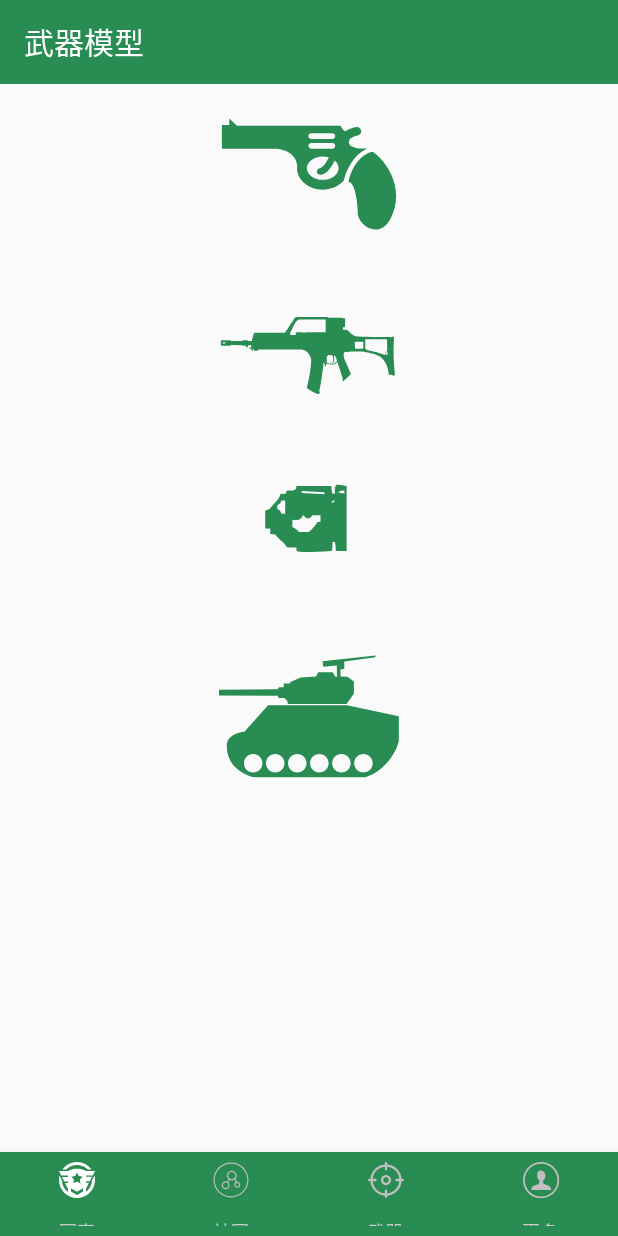
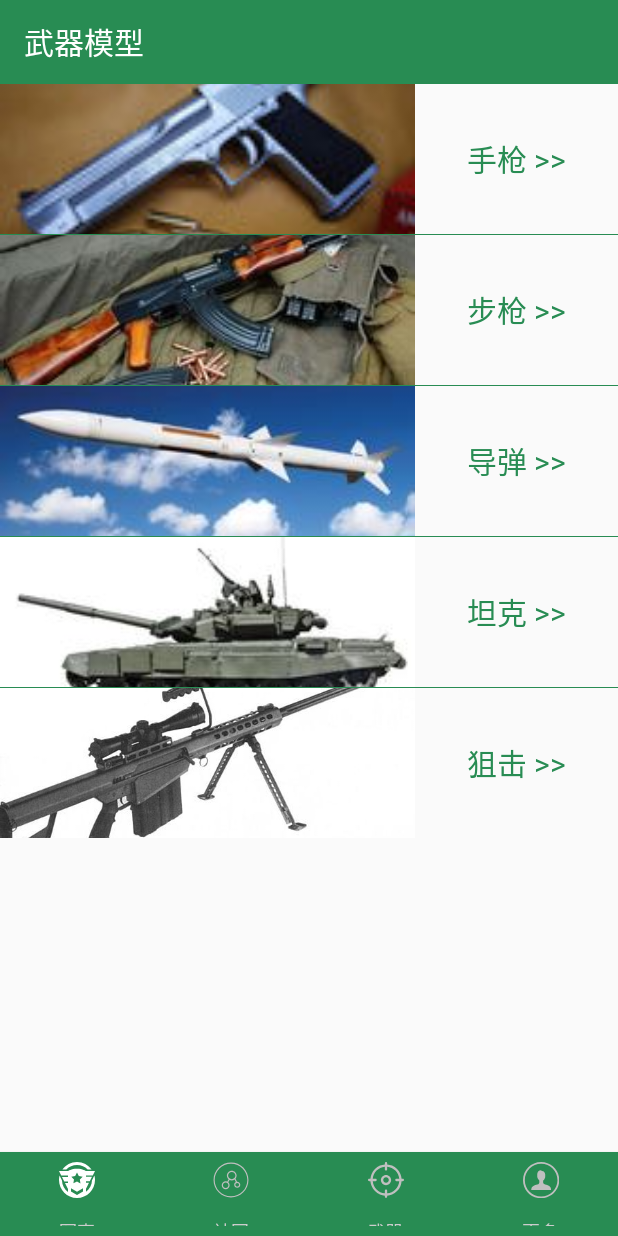
Before and after one commit to ImWaitingForU/Wutu, an Android app: the fragment WeaponFragment placed in its activity, on a phone screen of 412 x 824 dp. Run offline under Robolectric (Android 15) with nearby library versions, the phone set to English and light mode, and no system bars; our stand-ins replace ButterKnife; libraries missing offline, so code that uses them is left out: cn.bmob.v3, com.shuyu.common; 12 statements that could not run were skipped.

Commit message:
修改武器展示界面，武器列表空布局

```diff
--- a/app/src/main/AndroidManifest.xml
+++ b/app/src/main/AndroidManifest.xml
@@ -80,10 +80,8 @@
         <activity android:name=".more.UserInfoAct"/>
         <activity android:name=".more.ChangeAvatarAct"/>
         <activity android:name=".weapon.ShowWeaponActivity"/>
-        <activity android:name=".weapon.WeaponDetailActivity">
-        </activity>
-        <activity android:name=".society.SocietyIntegralDetailAct">
-        </activity>
+        <activity android:name=".weapon.WeaponDetailActivity"/>
+        <activity android:name=".society.SocietyIntegralDetailAct"/>
     </application>
 
 </manifest>
--- a/app/src/main/java/com/soldiersoul/wutu/utils/Constants.java
+++ b/app/src/main/java/com/soldiersoul/wutu/utils/Constants.java
@@ -1,8 +1,12 @@
 package com.soldiersoul.wutu.utils;
+
+import android.app.Activity;
+import android.view.View;
+import android.view.ViewGroup;
 
 /**
  * Created by Chan on 2016/12/26 0026.
- *
+ * <p>
  * 存放常量
  */
 
@@ -15,15 +19,20 @@ public class Constants {
 
     /**
      * 武器类型
-     *
      */
-    public static class WeaponType{
+    public static class WeaponType {
         public static final String SHOU_QIANG = "手枪";
         public static final String CHONG_FENG_QIANG = "冲锋枪";
         public static final String DAO_DAN = "导弹";
-        public static final String TAN_KE= "坦克";
+        public static final String TAN_KE = "坦克";
+    }
+
+    /**
+     * 获取Activity的rootView
+     */
+    public static View getRootView (Activity context) {
+        return ((ViewGroup) context.findViewById (android.R.id.content)).getChildAt (0);
     }
 
 
-
 }
--- a/app/src/main/java/com/soldiersoul/wutu/weapon/ShowWeaponActivity.java
+++ b/app/src/main/java/com/soldiersoul/wutu/weapon/ShowWeaponActivity.java
@@ -120,7 +120,6 @@ public class ShowWeaponActivity extends BaseActivity {
 
     /**
      * 根据类型做筛选
-     * todo:空页面布局，列表到底部布局
      */
     private void loadDate (String type) {
         BmobQuery<WeaponBean> query = new BmobQuery<> ();
@@ -135,6 +134,8 @@ public class ShowWeaponActivity extends BaseActivity {
 
                     if (adapter == null) {
                         adapter = new WeaponAdapter ();
+                        adapter.setEmptyView (View.inflate (ShowWeaponActivity.this, R.layout
+                                .weaponlist_empty_layout, null));
                         rvWeapon.setAdapter (adapter);
                     } else {
                         adapter.notifyDataSetChanged ();
@@ -142,6 +143,7 @@ public class ShowWeaponActivity extends BaseActivity {
 
                 } else {
                     Log.d ("Bmob", "加载武器数据失败:" + e.getMessage ());
+                    mToastUtil.toastShort ("加载数据出了点问题，请稍后再来吧~");
                 }
             }
         });
@@ -175,13 +177,13 @@ public class ShowWeaponActivity extends BaseActivity {
 
             LikeButton likeButton = baseViewHolder.getView (R.id.ivLike);
             //根据收藏情况展示不同的心形布局
-            Log.d ("Bmob","武器收藏UserBean=="+weaponBean.getUserBean ().getObjectId ());
+            Log.d ("Bmob", "武器收藏UserBean==" + weaponBean.getUserBean ().getObjectId ());
             if (weaponBean.getUserBean ().getObjectId ().equals (currentUser.getObjectId ())) {
                 likeButton.setLiked (true);
-                Log.d ("Bmob","已收藏");
+                Log.d ("Bmob", "已收藏");
             } else {
                 likeButton.setLiked (false);
-                Log.d ("Bmob","未收藏");
+                Log.d ("Bmob", "未收藏");
             }
 
             // TODO: 2017/4/27 添加武器收藏界面
--- a/app/src/main/java/com/soldiersoul/wutu/weapon/WeaponDetailActivity.java
+++ b/app/src/main/java/com/soldiersoul/wutu/weapon/WeaponDetailActivity.java
@@ -32,7 +32,6 @@ public class WeaponDetailActivity extends BaseActivity {
 
     private WeaponBean weapon;
 
-    // TODO: 2017/4/26 添加加载失败页面
     private void setData(){
         title.setText (weapon.getWeaponName ());
         country.setText ("国家:"+weapon.getCountry ());
--- a/app/src/main/java/com/soldiersoul/wutu/weapon/WeaponFragment.java
+++ b/app/src/main/java/com/soldiersoul/wutu/weapon/WeaponFragment.java
@@ -8,21 +8,30 @@ import android.view.LayoutInflater;
 import android.view.View;
 import android.view.ViewGroup;
 import android.widget.ImageView;
+import android.widget.TextView;
 
 import com.soldiersoul.wutu.R;
 
 import butterknife.BindView;
 import butterknife.ButterKnife;
 
+
 /**
  * 武器Fragment
  */
 public class WeaponFragment extends Fragment implements View.OnClickListener {
 
-    @BindView (R.id.ivPistol)  ImageView ivPistol; //手枪
-    @BindView (R.id.ivMusket)  ImageView ivMusket; //冲锋枪
-    @BindView (R.id.ivMissile)  ImageView ivMissile; //导弹
-    @BindView (R.id.ivTank)  ImageView ivTank; //坦克
+    @BindView (R.id.ivPistol) ImageView ivPistol; //手枪
+    @BindView (R.id.ivMusket) ImageView ivMusket; //冲锋枪
+    @BindView (R.id.ivMissile) ImageView ivMissile; //导弹
+    @BindView (R.id.ivTank) ImageView ivTank; //坦克
+    @BindView (R.id.ivJujiqiang) ImageView ivJuji; //狙击枪
+
+    @BindView (R.id.tvPistol) TextView tvPistol;
+    @BindView (R.id.tvMusket) TextView tvMusket;
+    @BindView (R.id.tvMissile) TextView tvMissile;
+    @BindView (R.id.tvTank) TextView tvTank;
+    @BindView (R.id.tvJujiqiang) TextView tvJuji;
 
     public WeaponFragment () {
     }
@@ -40,31 +49,33 @@ public class WeaponFragment extends Fragment implements View.OnClickListener {
         ivMusket.setOnClickListener (this);
         ivMissile.setOnClickListener (this);
         ivTank.setOnClickListener (this);
+        ivJuji.setOnClickListener (this);
+
+        tvPistol.setOnClickListener (this);
+        tvMusket.setOnClickListener (this);
+        tvMissile.setOnClickListener (this);
+        tvTank.setOnClickListener (this);
+        tvJuji.setOnClickListener (this);
     }
 
-    private void startActivity(String type) {
+    private void startActivity (String type) {
         Intent i = new Intent (getActivity (), ShowWeaponActivity.class);
-        i.putExtra ("WeaponType",type);
+        i.putExtra ("WeaponType", type);
         startActivity (i);
     }
 
     @Override
     public void onClick (View v) {
-        switch (v.getId ()) {
-            case R.id.ivPistol:
-                startActivity("手枪");
-                break;
-            case R.id.ivMusket:
-                startActivity("冲锋枪");
-                break;
-            case R.id.ivMissile:
-                startActivity("导弹");
-                break;
-            case R.id.ivTank:
-                startActivity("坦克");
-                break;
-            default:
-                break;
+        if (v.getId () == R.id.ivPistol || v.getId () == R.id.tvPistol) {
+            startActivity ("手枪");
+        } else if (v.getId () == R.id.ivMusket || v.getId () == R.id.tvMusket) {
+            startActivity ("冲锋枪");
+        } else if (v.getId () == R.id.ivMissile || v.getId () == R.id.tvMissile) {
+            startActivity ("导弹");
+        } else if (v.getId () == R.id.ivTank || v.getId () == R.id.tvTank) {
+            startActivity ("坦克");
+        } else if (v.getId () == R.id.tvJujiqiang || v.getId () == R.id.tvJujiqiang) {
+            startActivity ("狙击枪");
         }
     }
 }
--- a/app/src/main/res/layout/fragment_weapon.xml
+++ b/app/src/main/res/layout/fragment_weapon.xml
@@ -1,47 +1,163 @@
+<ScrollView
+    xmlns:android="http://schemas.android.com/apk/res/android"
+    xmlns:app="http://schemas.android.com/apk/res-auto"
+    xmlns:tools="http://schemas.android.com/tools"
+    android:layout_width="match_parent"
+    android:layout_height="wrap_content"
+    tools:context="com.soldiersoul.wutu.weapon.WeaponFragment">
+
     <LinearLayout
         xmlns:android="http://schemas.android.com/apk/res/android"
+        xmlns:app="http://schemas.android.com/apk/res-auto"
         xmlns:tools="http://schemas.android.com/tools"
+        tools:context="com.soldiersoul.wutu.weapon.WeaponFragment"
         android:layout_width="match_parent"
-    android:layout_height="match_parent"
-    xmlns:app="http://schemas.android.com/apk/res-auto"
-    android:orientation="vertical"
-    tools:context="com.soldiersoul.wutu.weapon.WeaponFragment">
+        android:layout_height="wrap_content"
+        android:orientation="vertical">
 
         <android.support.v7.widget.Toolbar
             android:layout_width="match_parent"
             android:layout_height="?attr/actionBarSize"
+            android:background="@color/colorPrimary"
             app:title="武器模型"
-        app:titleTextColor="@color/colorWhite"
-        android:background="@color/colorPrimary">
+            app:titleTextColor="@color/colorWhite">
 
         </android.support.v7.widget.Toolbar>
 
+        <LinearLayout
+            android:layout_width="match_parent"
+            android:layout_height="wrap_content">
+
             <ImageView
                 android:id="@+id/ivPistol"
+                android:layout_width="0dp"
+                android:layout_height="100dp"
+                android:layout_weight="2"
+                android:scaleType="centerCrop"
+                android:src="@drawable/shouqiang"/>
+
+            <TextView
+                android:id="@+id/tvPistol"
+                android:layout_width="wrap_content"
+                android:layout_height="match_parent"
+                android:layout_weight="0.5"
+                android:gravity="center"
+                android:text="手枪 >>"
+                android:textColor="@color/colorPrimary"
+                android:textSize="20sp"/>
+        </LinearLayout>
+
+        <View
             android:layout_width="match_parent"
-        android:layout_height="120dp"
-        android:scaleType="fitCenter"
-        android:src="@drawable/ic_shouqiang"/>
+            android:layout_height="0.1dp"
+            android:background="@color/colorPrimary"/>
+
+        <LinearLayout
+            android:layout_width="match_parent"
+            android:layout_height="wrap_content">
 
             <ImageView
                 android:id="@+id/ivMusket"
+                android:layout_width="0dp"
+                android:layout_height="100dp"
+                android:layout_weight="2"
+                android:scaleType="centerCrop"
+                android:src="@drawable/buqiang"/>
+
+            <TextView
+                android:id="@+id/tvMusket"
+                android:layout_width="wrap_content"
+                android:layout_height="match_parent"
+                android:layout_weight="0.5"
+                android:gravity="center"
+                android:text="步枪 >>"
+                android:textColor="@color/colorPrimary"
+                android:textSize="20sp"/>
+        </LinearLayout>
+
+        <View
             android:layout_width="match_parent"
-        android:layout_height="120dp"
-        android:scaleType="fitCenter"
-        android:src="@drawable/ic_chongfengqiang"/>
+            android:layout_height="0.1dp"
+            android:background="@color/colorPrimary"/>
+
+        <LinearLayout
+            android:layout_width="match_parent"
+            android:layout_height="wrap_content">
 
             <ImageView
                 android:id="@+id/ivMissile"
+                android:layout_width="0dp"
+                android:layout_height="100dp"
+                android:layout_weight="2"
+                android:scaleType="centerCrop"
+                android:src="@drawable/daodan"/>
+
+            <TextView
+                android:id="@+id/tvMissile"
+                android:layout_width="wrap_content"
+                android:layout_height="match_parent"
+                android:layout_weight="0.5"
+                android:gravity="center"
+                android:text="导弹 >>"
+                android:textColor="@color/colorPrimary"
+                android:textSize="20sp"/>
+        </LinearLayout>
+
+        <View
             android:layout_width="match_parent"
-        android:layout_height="120dp"
-        android:scaleType="fitCenter"
-        android:src="@drawable/ic_daodan"/>
+            android:layout_height="0.1dp"
+            android:background="@color/colorPrimary"/>
+
+        <LinearLayout
+            android:layout_width="match_parent"
+            android:layout_height="wrap_content">
 
             <ImageView
                 android:id="@+id/ivTank"
+                android:layout_width="0dp"
+                android:layout_height="100dp"
+                android:layout_weight="2"
+                android:scaleType="centerCrop"
+                android:src="@drawable/tanke"/>
+
+            <TextView
+                android:id="@+id/tvTank"
+                android:layout_width="wrap_content"
+                android:layout_height="match_parent"
+                android:layout_weight="0.5"
+                android:gravity="center"
+                android:text="坦克 >>"
+                android:textColor="@color/colorPrimary"
+                android:textSize="20sp"/>
+        </LinearLayout>
+
+        <View
             android:layout_width="match_parent"
-        android:layout_height="120dp"
-        android:scaleType="fitCenter"
-        android:src="@drawable/ic_tank"/>
+            android:layout_height="0.1dp"
+            android:background="@color/colorPrimary"/>
 
+        <LinearLayout
+            android:layout_width="match_parent"
+            android:layout_height="wrap_content">
+
+            <ImageView
+                android:id="@+id/ivJujiqiang"
+                android:layout_width="0dp"
+                android:layout_height="100dp"
+                android:layout_weight="2"
+                android:scaleType="centerCrop"
+                android:src="@drawable/jujiqiang"/>
+
+            <TextView
+                android:id="@+id/tvJujiqiang"
+                android:layout_width="wrap_content"
+                android:layout_height="match_parent"
+                android:layout_weight="0.5"
+                android:gravity="center"
+                android:text="狙击 >>"
+                android:textColor="@color/colorPrimary"
+                android:textSize="20sp"/>
         </LinearLayout>
+    </LinearLayout>
+
+</ScrollView>
--- a/app/src/main/res/layout/society_integral_item.xml
+++ b/app/src/main/res/layout/society_integral_item.xml
@@ -21,6 +21,7 @@
         <TextView
             android:id="@+id/tv_integralname"
             android:text="任务名"
+            android:paddingBottom="8dp"
             android:maxLines="1"
             style="@style/Base.TextAppearance.AppCompat.Title"
             android:layout_width="wrap_content"
--- /dev/null
+++ b/app/src/main/res/layout/weaponlist_empty_layout.xml
@@ -0,0 +1,28 @@
+<?xml version="1.0" encoding="utf-8"?>
+<RelativeLayout
+    xmlns:android="http://schemas.android.com/apk/res/android"
+    android:layout_width="match_parent"
+    android:layout_height="match_parent"
+    android:orientation="vertical">
+
+    <LinearLayout
+        android:gravity="center"
+        android:orientation="vertical"
+        android:layout_centerInParent="true"
+        android:layout_width="match_parent"
+        android:layout_height="match_parent">
+
+        <ImageView
+            android:layout_gravity="center"
+            android:layout_width="wrap_content"
+            android:src="@drawable/ic_society_empty"
+            android:layout_height="wrap_content"/>
+
+        <TextView
+            android:text="暂无武器列表"
+            android:layout_gravity="center"
+            android:layout_width="wrap_content"
+            android:layout_height="wrap_content"/>
+
+    </LinearLayout>
+</RelativeLayout>
```
Also changed, not shown: app/src/main/res/drawable-hdpi/buqiang.jpg (added), app/src/main/res/drawable-hdpi/daodan.jpg (added), app/src/main/res/drawable-hdpi/jujiqiang.jpg (added), app/src/main/res/drawable-hdpi/shouqiang.jpg (added), app/src/main/res/drawable-hdpi/tanke.jpg (added). Lines whose indentation alone changed are shown as unchanged.
